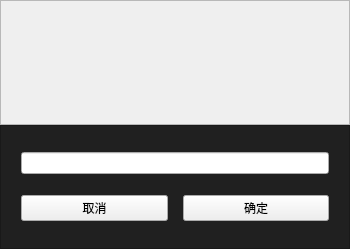
abcdesteve/Toolbox, file input_dialog.ui: the form before one commit.
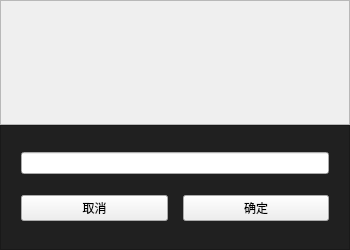
The form after the commit. Custom widgets are drawn as their Qt base class.

Diff of the .ui file:
```diff
--- a/input_dialog.ui
+++ b/input_dialog.ui
@@ -7,9 +7,15 @@
     <x>0</x>
     <y>0</y>
     <width>350</width>
-    <height>249</height>
+    <height>250</height>
    </rect>
   </property>
+  <property name="sizePolicy">
+   <sizepolicy hsizetype="Maximum" vsizetype="Maximum">
+    <horstretch>0</horstretch>
+    <verstretch>0</verstretch>
+   </sizepolicy>
+  </property>
   <property name="windowTitle">
    <string>Form</string>
   </property>
```
